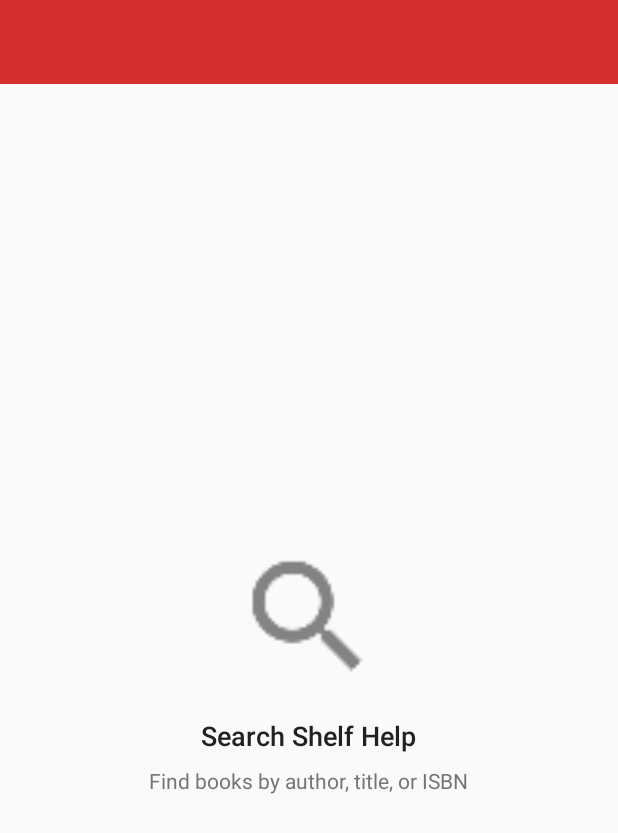
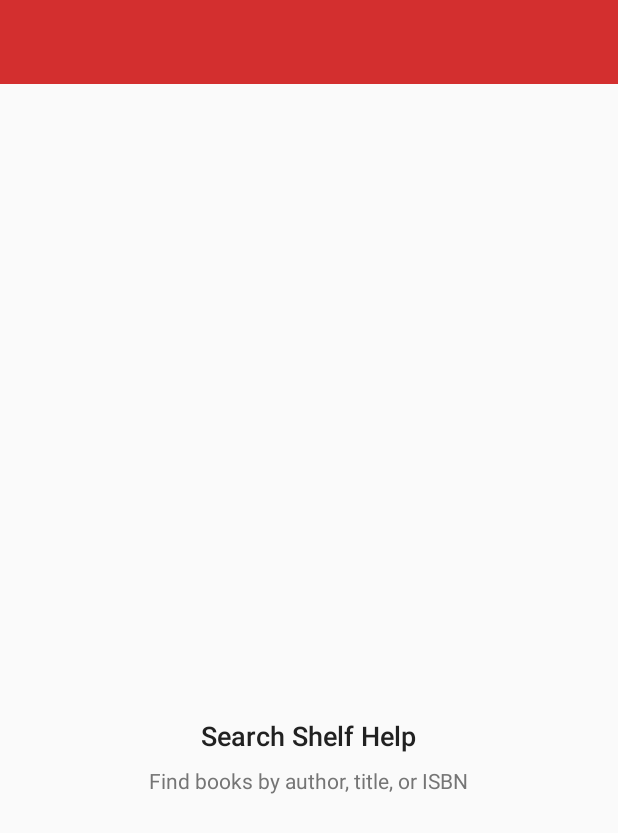
Before and after one commit to antoniorosario/shelf-help, an Android app: the layout fragment_search.xml on its own in the app's theme, with its tools: preview values and no code run, on a phone screen of 412 x 824 dp. Shown: the top 833 px of the screen. Run offline under Robolectric (Android 15) with nearby library versions, the phone set to English and light mode, and no system bars.

Commit message:
modify search layout

```diff
--- a/app/src/main/res/layout/fragment_search.xml
+++ b/app/src/main/res/layout/fragment_search.xml
@@ -41,6 +41,7 @@
             android:layout_centerHorizontal="true"
             android:layout_centerInParent="true"
             android:contentDescription="@null"
+            android:visibility="invisible"
             android:src="@drawable/ic_empty_search_image"/>
 
         <TextView
@@ -52,7 +53,7 @@
             android:layout_centerHorizontal="true"
             android:layout_centerInParent="true"
             android:paddingTop="@dimen/spacing_normal"
-            android:text="@string/search_active_string_title"/>
+            tools:text="@string/search_active_string_title"/>
 
         <TextView
             android:id="@+id/search_subtitle_text"
@@ -63,7 +64,7 @@
             android:layout_centerHorizontal="true"
             android:paddingBottom="@dimen/spacing_normal"
             android:paddingTop="@dimen/spacing_small"
-            android:text="@string/search_active_state_string_subtitle"/>
+            tools:text="@string/search_active_state_string_subtitle"/>
 
         <ImageButton
             android:id="@+id/retry_query_button"
```
